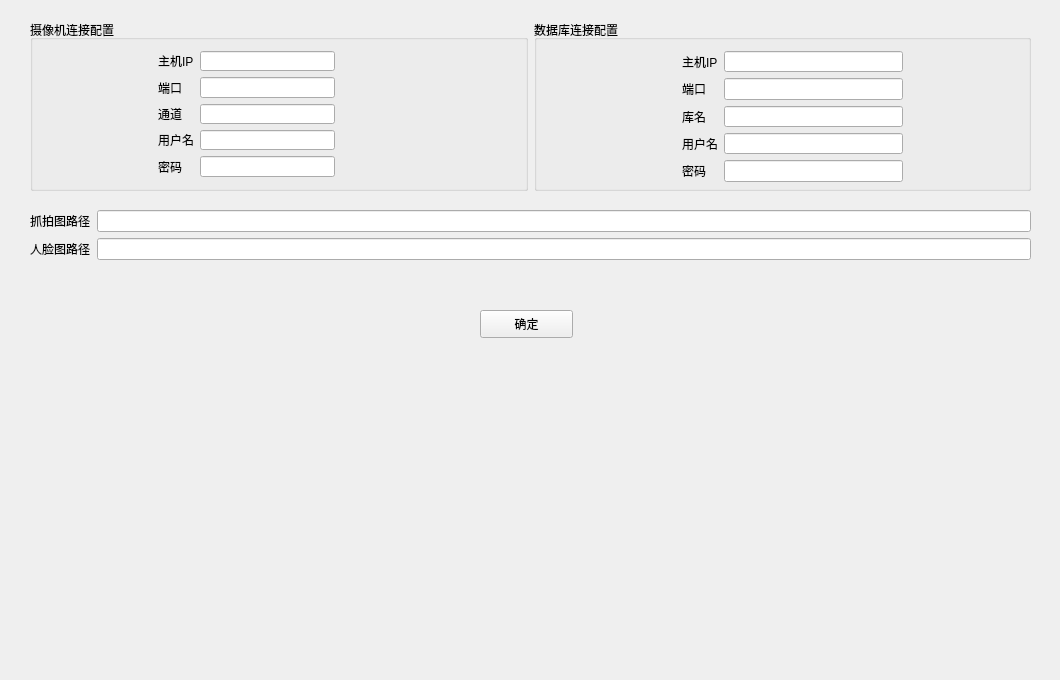
First picture: the form in settingsview.ui, repository NevilleNoah/HikvisionCamera2, before the edit.
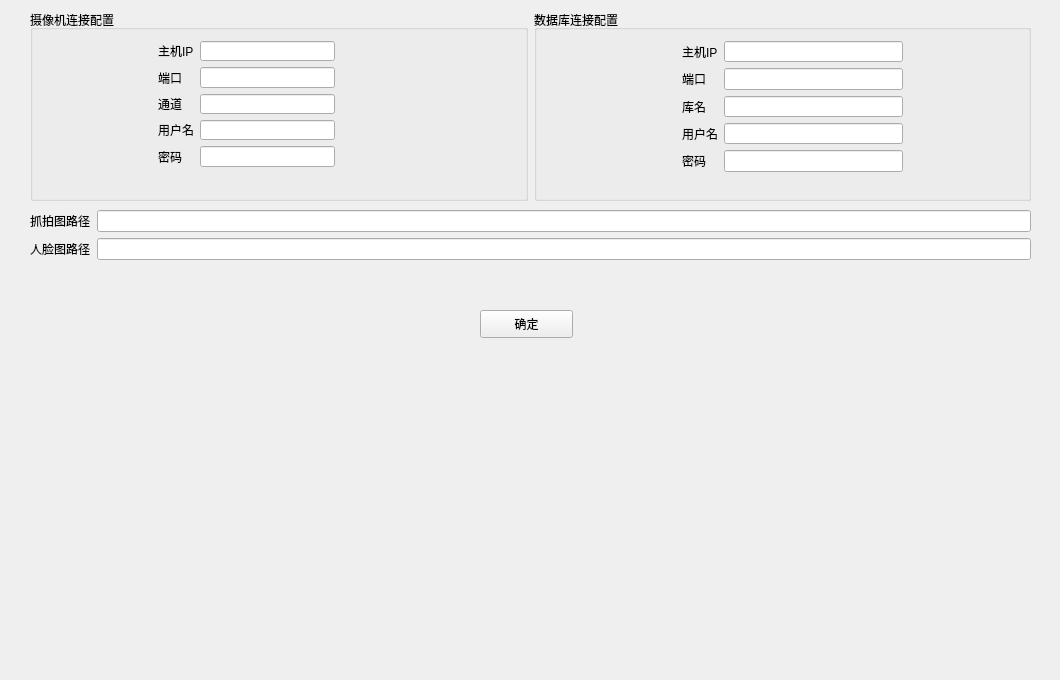
Second picture: the form after the edit.

What changed in the file:
```diff
--- a/settingsview.ui
+++ b/settingsview.ui
@@ -17,9 +17,9 @@
    <property name="geometry">
     <rect>
      <x>30</x>
-     <y>20</y>
+     <y>10</y>
      <width>1001</width>
-     <height>171</height>
+     <height>191</height>
     </rect>
    </property>
    <layout class="QHBoxLayout" name="horizontalLayout">
@@ -34,7 +34,7 @@
       <property name="title">
        <string>摄像机连接配置</string>
       </property>
-      <widget class="QWidget" name="">
+      <widget class="QWidget" name="layoutWidget">
        <property name="geometry">
         <rect>
          <x>128</x>
```
